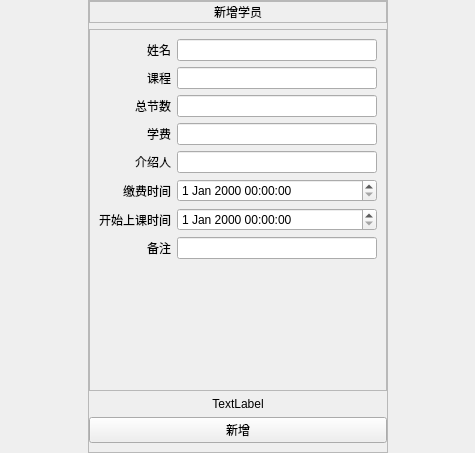
Old version of the form newstudent.ui in the repository liu-delong/StudentManager.
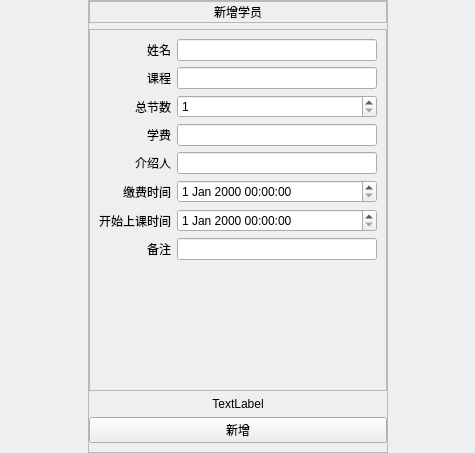
New version of the form.

The edit to the form file:
```diff
--- a/newstudent.ui
+++ b/newstudent.ui
@@ -168,16 +168,6 @@
             </property>
            </widget>
           </item>
-          <item row="2" column="1">
-           <widget class="QLineEdit" name="lineEdit_total">
-            <property name="inputMask">
-             <string/>
-            </property>
-            <property name="clearButtonEnabled">
-             <bool>false</bool>
-            </property>
-           </widget>
-          </item>
           <item row="3" column="0">
            <widget class="QLabel" name="label_price">
             <property name="text">
@@ -236,6 +226,16 @@
           <item row="7" column="1">
            <widget class="QLineEdit" name="lineEdit_msg"/>
           </item>
+          <item row="2" column="1">
+           <widget class="QSpinBox" name="spinBox_total">
+            <property name="minimum">
+             <number>1</number>
+            </property>
+            <property name="maximum">
+             <number>99999</number>
+            </property>
+           </widget>
+          </item>
          </layout>
         </widget>
        </widget>
```
